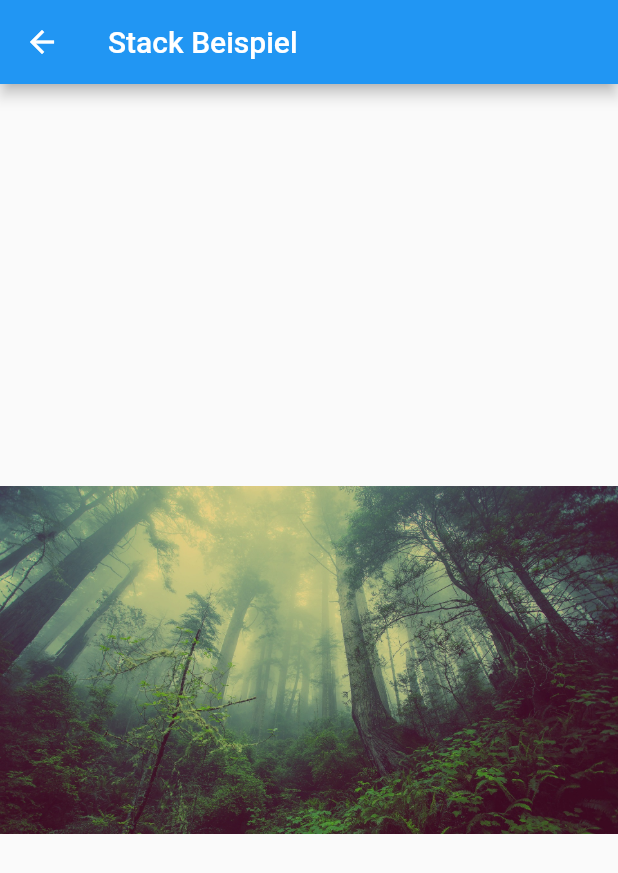
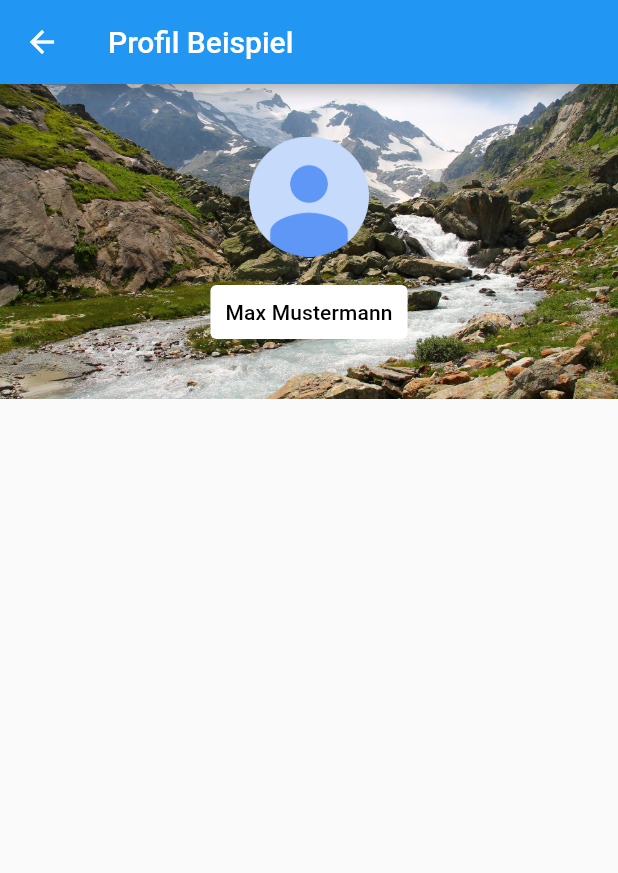
Before and after one commit to coodoo-io/flutter-stack, a Flutter app: the ProfileStackPage screen opened directly, on a phone screen of 412 x 824 dp. Shown: the top 873 px of the screen. Run offline on Flutter 3.47's test engine with Material 2 defaults, Android fonts, the phone set to English and light mode, and no system bars.

Commit message:
renamed stuff and added more example code

```diff
--- a/lib/profile.dart
+++ b/lib/profile.dart
@@ -7,19 +7,46 @@ class ProfileStackPage extends StatelessWidget {
   Widget build(BuildContext context) {
     return Scaffold(
       appBar: AppBar(
-        title: Text('Stack Beispiel'),
+        title: Text('Profil Beispiel'),
       ),
-      body: Stack(
+      body: Container(
+        height: 210.0,
+        child: Stack(
+          alignment: Alignment.topCenter,
           children: <Widget>[
             Container(
               decoration: BoxDecoration(
                 image: DecorationImage(
-                image: AssetImage('assets/forest.jpg'),
+                    image: AssetImage('assets/landscape.jpg'),
+                    fit: BoxFit.fitWidth),
+              ),
+            ),
+            Positioned(
+              top: 35.0,
+              child: Container(
+                height: 80.0,
+                width: 80.0,
+                decoration: BoxDecoration(
+                  image: DecorationImage(
+                    image: AssetImage('assets/avatar.png'),
+                  ),
+                ),
+              ),
+            ),
+            Positioned(
+              top: 130.0,
+              child: Card(
+                elevation: 0.0,
+                child: Padding(
+                  padding: EdgeInsets.all(10.0),
+                  child: Text('Max Mustermann',
+                      style: Theme.of(context).textTheme.subtitle),
                 ),
               ),
             ),
           ],
         ),
+      ),
     );
   }
 }
--- a/pubspec.yaml
+++ b/pubspec.yaml
@@ -44,6 +44,7 @@ flutter:
   assets:
     - assets/avatar.png
     - assets/forest.jpg
+    - assets/landscape.jpg
   #  - images/a_dot_burr.jpeg
   #  - images/a_dot_ham.jpeg
 
```
Also changed, not shown: lib/card.dart (added, +60 -0 lines), lib/indexed.dart (added, +59 -0 lines), lib/main.dart (+31 -0 lines), lib/stack.dart (+14 -38 lines), assets/landscape.jpg (added), 5 other files. Lines whose indentation alone changed are shown as unchanged.
